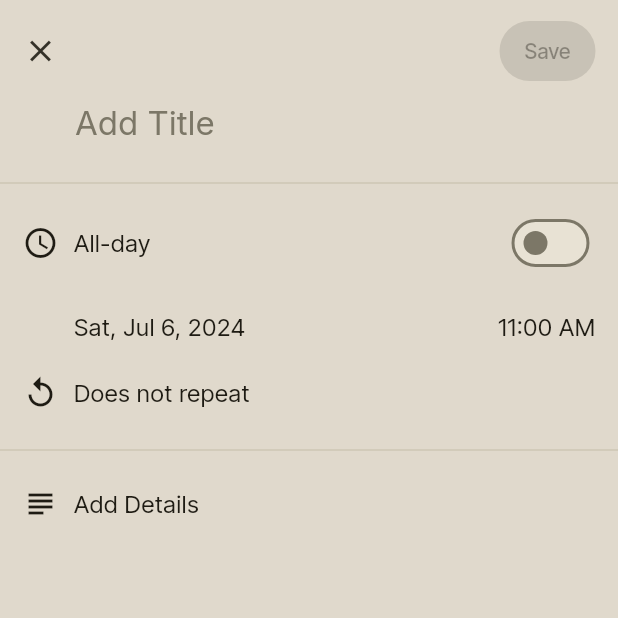
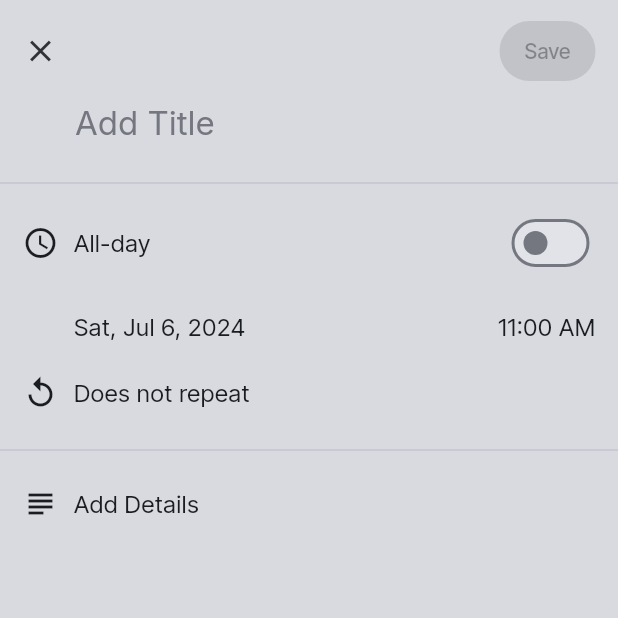
Before and after one commit to fidelisakilan/TickTock, a Flutter app: the screen it shows after launch, after a tap on the "add" icon, on a phone screen of 412 x 824 dp, the top half of it. Run offline on Flutter 3.47's test engine with Material 3 defaults, Android fonts, the phone set to English and light mode, and no system bars; drawn by our look-alikes of dynamic_color; our stand-ins replace dio, flutter_bloc, flutter_local_notifications, flutter_native_timezone_updated_gradle, fluttertoast, freezed_annotation and 4 more; missing offline and left inert: a package; generated files the repository leaves out were written again.

Commit message:
custom repeat screen changes

```diff
--- a/lib/modules/tasks/bloc/create_task_state.dart
+++ b/lib/modules/tasks/bloc/create_task_state.dart
@@ -2,20 +2,16 @@ part of 'create_task_cubit.dart';
 
 @freezed
 sealed class TaskDetails with _$TaskDetails {
-  const factory TaskDetails.custom({
+  const factory TaskDetails({
     String? title,
     String? description,
     required TimeStamp startDate,
-    required List<TimeStamp> reminders,
-  }) = CustomTaskDetails;
-
-  const factory TaskDetails.defaults({
-    String? title,
-    String? description,
-    required TimeStamp startDate,
-    required bool allDay,
-    RepeatDetails? repeats,
-  }) = DefaultTaskDetails;
+    @Default(RepeatFrequency.none) RepeatFrequency repeatFrequency,
+    @Default(false) bool allDay,
+    @Default(RepeatDetails(interval: 1, weekdays: []))
+    RepeatDetails repeats,
+    @Default([]) List<TimeStamp> reminders,
+  }) = _TaskDetails;
 
   factory TaskDetails.fromJson(Map<String, dynamic> json) =>
       _$TaskDetailsFromJson(json);
@@ -25,8 +21,7 @@ sealed class TaskDetails with _$TaskDetails {
 class RepeatDetails with _$RepeatDetails {
   const factory RepeatDetails({
     required int interval,
-    required RepeatFrequency frequency,
-    List<WeekDay>? weekdays,
+    required List<WeekDay> weekdays,
     DateTime? endDate,
   }) = _RepeatDetails;
 
--- a/lib/modules/tasks/ui/create_task_screen.dart
+++ b/lib/modules/tasks/ui/create_task_screen.dart
@@ -1,5 +1,4 @@
 import 'package:flutter_bloc/flutter_bloc.dart';
-import 'package:intl/intl.dart';
 import 'package:tick_tock/app/config.dart';
 import 'package:tick_tock/modules/tasks/bloc/create_task_cubit.dart';
 import 'package:tick_tock/modules/tasks/models/extensions.dart';
@@ -190,24 +189,23 @@ class _ReminderWidgetState extends State<_ReminderWidget> {
   }
 
   void _repeatMode() async {
-    RepeatFrequency currentMode =
-        switch (context.read<CreateTaskCubit>().state) {
-      CustomTaskDetails() => RepeatFrequency.custom,
-      DefaultTaskDetails(:final repeats) =>
-        repeats?.frequency ?? RepeatFrequency.none,
-    };
-
+    final state = context.read<CreateTaskCubit>().state;
     final result = await showDialog(
       context: context,
       builder: (_) => RepeatOptionsWidget(
-        currentMode: currentMode,
+        currentMode: state.repeatFrequency,
       ),
     );
 
     if (!mounted) return;
-
     if (result == RepeatFrequency.custom) {
-      context.push(const CustomRepeatScreen());
+      final result = await context.push(BlocProvider.value(
+        value: context.read<CreateTaskCubit>(),
+        child: const CustomRepeatScreen(),
+      ));
+      if (result is! bool && mounted) {
+        context.read<CreateTaskCubit>().updateDetails(state);
+      }
       return;
     }
 
@@ -216,13 +214,7 @@ class _ReminderWidgetState extends State<_ReminderWidget> {
     }
   }
 
-  String _tileName(TaskDetails details) {
-    return switch (details) {
-      DefaultTaskDetails(:final repeats) =>
-        repeats?.frequency.label ?? RepeatFrequency.values.first.label,
-      CustomTaskDetails() => RepeatFrequency.values.last.label,
-    };
-  }
+  String _tileName(TaskDetails details) => details.repeatFrequency.label;
 
   @override
   Widget build(BuildContext context) {
@@ -232,8 +224,9 @@ class _ReminderWidgetState extends State<_ReminderWidget> {
           padding: Dimens.horizontalPadding,
           child: Column(
             children: [
-              switch (state) {
-                DefaultTaskDetails(:final allDay) => Row(
+              Visibility(
+                visible: state.repeatFrequency != RepeatFrequency.custom,
+                child: Row(
                   textBaseline: TextBaseline.alphabetic,
                   crossAxisAlignment: CrossAxisAlignment.center,
                   children: [
@@ -253,11 +246,9 @@ class _ReminderWidgetState extends State<_ReminderWidget> {
                             ),
                           ),
                           Switch(
-                              value: allDay,
+                            value: state.allDay,
                             onChanged: (value) {
-                                context
-                                    .read<CreateTaskCubit>()
-                                    .setAllDay(value);
+                              context.read<CreateTaskCubit>().setAllDay(value);
                             },
                           ),
                         ],
@@ -265,8 +256,7 @@ class _ReminderWidgetState extends State<_ReminderWidget> {
                     ),
                   ],
                 ),
-                CustomTaskDetails() => const SizedBox(),
-              },
+              ),
               const GapBox(gap: Gap.xs),
               Row(
                 children: [
@@ -288,9 +278,9 @@ class _ReminderWidgetState extends State<_ReminderWidget> {
                             ),
                           ),
                         ),
-                        switch (state) {
-                          CustomTaskDetails() => const SizedBox(),
-                          DefaultTaskDetails() => GestureDetector(
+                        Visibility(
+                          visible: !state.allDay,
+                          child: GestureDetector(
                             onTap: _timePicker,
                             child: Text(
                               state.startDate.time.format(context),
@@ -299,7 +289,7 @@ class _ReminderWidgetState extends State<_ReminderWidget> {
                               ),
                             ),
                           ),
-                        },
+                        ),
                       ],
                     ),
                   ),
--- a/lib/shared/core/theme/theme.dart
+++ b/lib/shared/core/theme/theme.dart
@@ -34,102 +34,102 @@ class MaterialTheme {
   static ColorScheme lightScheme() {
     return const ColorScheme(
       brightness: Brightness.light,
-      primary: Color(0xff6d5e0f),
-      surfaceTint: Color(0xff6d5e0f),
+      primary: Color(0xff415f91),
+      surfaceTint: Color(0xff415f91),
       onPrimary: Color(0xffffffff),
-      primaryContainer: Color(0xfff8e287),
-      onPrimaryContainer: Color(0xff221b00),
-      secondary: Color(0xff665e40),
+      primaryContainer: Color(0xffd6e3ff),
+      onPrimaryContainer: Color(0xff001b3e),
+      secondary: Color(0xff565f71),
       onSecondary: Color(0xffffffff),
-      secondaryContainer: Color(0xffeee2bc),
-      onSecondaryContainer: Color(0xff211b04),
-      tertiary: Color(0xff43664e),
+      secondaryContainer: Color(0xffdae2f9),
+      onSecondaryContainer: Color(0xff131c2b),
+      tertiary: Color(0xff705575),
       onTertiary: Color(0xffffffff),
-      tertiaryContainer: Color(0xffc5ecce),
-      onTertiaryContainer: Color(0xff00210f),
+      tertiaryContainer: Color(0xfffad8fd),
+      onTertiaryContainer: Color(0xff28132e),
       error: Color(0xffba1a1a),
       onError: Color(0xffffffff),
       errorContainer: Color(0xffffdad6),
       onErrorContainer: Color(0xff410002),
-      surface: Color(0xfffff9ee),
-      onSurface: Color(0xff1e1b13),
-      onSurfaceVariant: Color(0xff4b4739),
-      outline: Color(0xff7c7767),
-      outlineVariant: Color(0xffcdc6b4),
+      surface: Color(0xfff9f9ff),
+      onSurface: Color(0xff191c20),
+      onSurfaceVariant: Color(0xff44474e),
+      outline: Color(0xff74777f),
+      outlineVariant: Color(0xffc4c6d0),
       shadow: Color(0xff000000),
       scrim: Color(0xff000000),
-      inverseSurface: Color(0xff333027),
-      inversePrimary: Color(0xffdbc66e),
-      primaryFixed: Color(0xfff8e287),
-      onPrimaryFixed: Color(0xff221b00),
-      primaryFixedDim: Color(0xffdbc66e),
-      onPrimaryFixedVariant: Color(0xff534600),
-      secondaryFixed: Color(0xffeee2bc),
-      onSecondaryFixed: Color(0xff211b04),
-      secondaryFixedDim: Color(0xffd1c6a1),
-      onSecondaryFixedVariant: Color(0xff4e472a),
-      tertiaryFixed: Color(0xffc5ecce),
-      onTertiaryFixed: Color(0xff00210f),
-      tertiaryFixedDim: Color(0xffa9d0b3),
-      onTertiaryFixedVariant: Color(0xff2c4e38),
-      surfaceDim: Color(0xffe0d9cc),
-      surfaceBright: Color(0xfffff9ee),
+      inverseSurface: Color(0xff2e3036),
+      inversePrimary: Color(0xffaac7ff),
+      primaryFixed: Color(0xffd6e3ff),
+      onPrimaryFixed: Color(0xff001b3e),
+      primaryFixedDim: Color(0xffaac7ff),
+      onPrimaryFixedVariant: Color(0xff284777),
+      secondaryFixed: Color(0xffdae2f9),
+      onSecondaryFixed: Color(0xff131c2b),
+      secondaryFixedDim: Color(0xffbec6dc),
+      onSecondaryFixedVariant: Color(0xff3e4759),
+      tertiaryFixed: Color(0xfffad8fd),
+      onTertiaryFixed: Color(0xff28132e),
+      tertiaryFixedDim: Color(0xffddbce0),
+      onTertiaryFixedVariant: Color(0xff573e5c),
+      surfaceDim: Color(0xffd9d9e0),
+      surfaceBright: Color(0xfff9f9ff),
       surfaceContainerLowest: Color(0xffffffff),
-      surfaceContainerLow: Color(0xfffaf3e5),
-      surfaceContainer: Color(0xfff4eddf),
-      surfaceContainerHigh: Color(0xffeee8da),
-      surfaceContainerHighest: Color(0xffe8e2d4),
+      surfaceContainerLow: Color(0xfff3f3fa),
+      surfaceContainer: Color(0xffededf4),
+      surfaceContainerHigh: Color(0xffe7e8ee),
+      surfaceContainerHighest: Color(0xffe2e2e9),
     );
   }
 
   static ColorScheme darkScheme() {
     return const ColorScheme(
       brightness: Brightness.dark,
-      primary: Color(0xffdbc66e),
-      surfaceTint: Color(0xffdbc66e),
-      onPrimary: Color(0xff3a3000),
-      primaryContainer: Color(0xff534600),
-      onPrimaryContainer: Color(0xfff8e287),
-      secondary: Color(0xffd1c6a1),
-      onSecondary: Color(0xff363016),
-      secondaryContainer: Color(0xff4e472a),
-      onSecondaryContainer: Color(0xffeee2bc),
-      tertiary: Color(0xffa9d0b3),
-      onTertiary: Color(0xff143723),
-      tertiaryContainer: Color(0xff2c4e38),
-      onTertiaryContainer: Color(0xffc5ecce),
+      primary: Color(0xffaac7ff),
+      surfaceTint: Color(0xffaac7ff),
+      onPrimary: Color(0xff0a305f),
+      primaryContainer: Color(0xff284777),
+      onPrimaryContainer: Color(0xffd6e3ff),
+      secondary: Color(0xffbec6dc),
+      onSecondary: Color(0xff283141),
+      secondaryContainer: Color(0xff3e4759),
+      onSecondaryContainer: Color(0xffdae2f9),
+      tertiary: Color(0xffddbce0),
+      onTertiary: Color(0xff3f2844),
+      tertiaryContainer: Color(0xff573e5c),
+      onTertiaryContainer: Color(0xfffad8fd),
       error: Color(0xffffb4ab),
       onError: Color(0xff690005),
       errorContainer: Color(0xff93000a),
       onErrorContainer: Color(0xffffdad6),
-      surface: Color(0xff15130b),
-      onSurface: Color(0xffe8e2d4),
-      onSurfaceVariant: Color(0xffcdc6b4),
-      outline: Color(0xff969080),
-      outlineVariant: Color(0xff4b4739),
+      surface: Color(0xff111318),
+      onSurface: Color(0xffe2e2e9),
+      onSurfaceVariant: Color(0xffc4c6d0),
+      outline: Color(0xff8e9099),
+      outlineVariant: Color(0xff44474e),
       shadow: Color(0xff000000),
       scrim: Color(0xff000000),
-      inverseSurface: Color(0xffe8e2d4),
-      inversePrimary: Color(0xff6d5e0f),
-      primaryFixed: Color(0xfff8e287),
-      onPrimaryFixed: Color(0xff221b00),
-      primaryFixedDim: Color(0xffdbc66e),
-      onPrimaryFixedVariant: Color(0xff534600),
-      secondaryFixed: Color(0xffeee2bc),
-      onSecondaryFixed: Color(0xff211b04),
-      secondaryFixedDim: Color(0xffd1c6a1),
-      onSecondaryFixedVariant: Color(0xff4e472a),
-      tertiaryFixed: Color(0xffc5ecce),
-      onTertiaryFixed: Color(0xff00210f),
-      tertiaryFixedDim: Color(0xffa9d0b3),
-      onTertiaryFixedVariant: Color(0xff2c4e38),
-      surfaceDim: Color(0xff15130b),
-      surfaceBright: Color(0xff3c3930),
-      surfaceContainerLowest: Color(0xff100e07),
-      surfaceContainerLow: Color(0xff1e1b13),
-      surfaceContainer: Color(0xff222017),
-      surfaceContainerHigh: Color(0xff2d2a21),
-      surfaceContainerHighest: Color(0xff38352b),
+      inverseSurface: Color(0xffe2e2e9),
+      inversePrimary: Color(0xff415f91),
+      primaryFixed: Color(0xffd6e3ff),
+      onPrimaryFixed: Color(0xff001b3e),
+      primaryFixedDim: Color(0xffaac7ff),
+      onPrimaryFixedVariant: Color(0xff284777),
+      secondaryFixed: Color(0xffdae2f9),
+      onSecondaryFixed: Color(0xff131c2b),
+      secondaryFixedDim: Color(0xffbec6dc),
+      onSecondaryFixedVariant: Color(0xff3e4759),
+      tertiaryFixed: Color(0xfffad8fd),
+      onTertiaryFixed: Color(0xff28132e),
+      tertiaryFixedDim: Color(0xffddbce0),
+      onTertiaryFixedVariant: Color(0xff573e5c),
+      surfaceDim: Color(0xff111318),
+      surfaceBright: Color(0xff37393e),
+      surfaceContainerLowest: Color(0xff0c0e13),
+      surfaceContainerLow: Color(0xff191c20),
+      surfaceContainer: Color(0xff1d2024),
+      surfaceContainerHigh: Color(0xff282a2f),
+      surfaceContainerHighest: Color(0xff33353a),
     );
   }
 }
```
Also changed, not shown: lib/modules/tasks/bloc/create_task_cubit.dart (+32 -19 lines), lib/modules/tasks/ui/custom_reminder_list_widget.dart (+89 -27 lines), lib/modules/tasks/ui/custom_repeat_screen.dart (+20 -1 lines), lib/modules/tasks/ui/default_preset_widget.dart (+63 -33 lines). Lines whose indentation alone changed are shown as unchanged.
